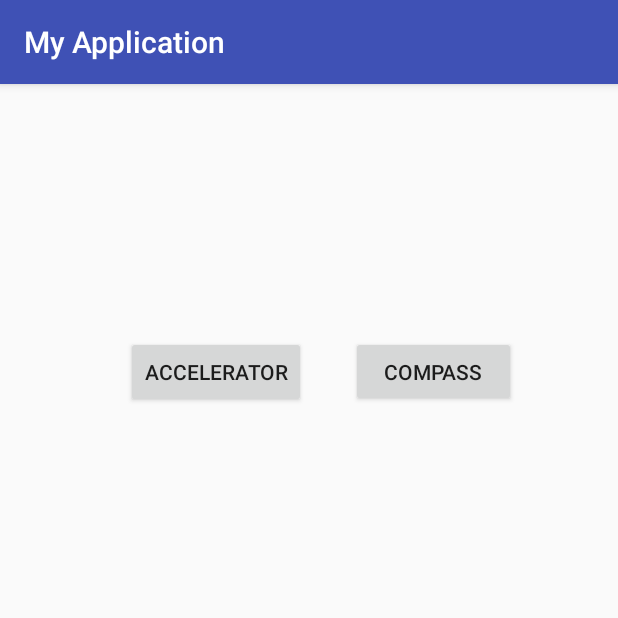
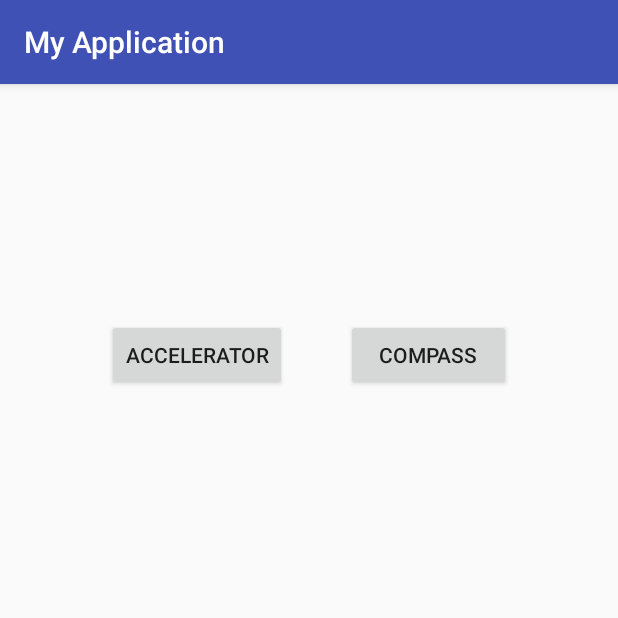
Before and after one commit to EricaKarlsson/MyApplication, an Android app: the screen it shows after launch (MainActivity), on a phone screen of 412 x 824 dp, the top half of it. Run offline under Robolectric (Android 15) with nearby library versions, the phone set to English and light mode, and no system bars.

Commit message:
It works

```diff
--- a/app/src/main/AndroidManifest.xml
+++ b/app/src/main/AndroidManifest.xml
@@ -1,6 +1,9 @@
 <?xml version="1.0" encoding="utf-8"?>
 <manifest xmlns:android="http://schemas.android.com/apk/res/android"
     package="com.example.erica.myapplication">
+
+    <uses-permission android:name="android.permission.ACCESS_FINE_LOCATION" />
+    <uses-permission android:name="android.permission.ACCESS_COARSE_LOCATION" />
 
     <application
         android:allowBackup="true"
--- a/app/src/main/res/layout/activity_main.xml
+++ b/app/src/main/res/layout/activity_main.xml
@@ -10,25 +10,26 @@
         android:id="@+id/button"
         android:layout_width="wrap_content"
         android:layout_height="wrap_content"
-        android:layout_marginLeft="30dp"
-        android:layout_marginStart="84dp"
-        android:layout_marginTop="168dp"
+        android:onClick="sendMessage"
         android:text="@string/button_send"
         app:layout_constraintLeft_toLeftOf="parent"
         app:layout_constraintTop_toTopOf="parent"
-        tools:layout_constraintLeft_creator="1"
-        tools:layout_constraintTop_creator="1" />
+        app:layout_constraintBottom_toBottomOf="parent"
+        app:layout_constraintVertical_bias="0.218"
+        app:layout_constraintRight_toLeftOf="@+id/button2"
+        android:layout_marginLeft="32dp" />
 
     <Button
         android:id="@+id/button2"
         android:layout_width="110dp"
-        android:layout_height="47dp"
-        android:layout_marginEnd="68dp"
-        android:layout_marginRight="68dp"
+        android:layout_height="48dp"
+        android:onClick="compass"
         android:text="@string/button_compass"
         app:layout_constraintBaseline_toBaselineOf="@+id/button"
+        app:layout_constraintLeft_toRightOf="@+id/button"
         app:layout_constraintRight_toRightOf="parent"
         tools:layout_constraintBaseline_creator="1"
-        tools:layout_constraintRight_creator="1"
-        tools:layout_editor_absoluteY="175dp" />
+        app:layout_constraintHorizontal_bias="0.505"
+        android:layout_marginRight="32dp"
+        android:layout_marginEnd="32dp" />
 </android.support.constraint.ConstraintLayout>
```
Also changed, not shown: app/src/main/java/com/example/erica/myapplication/MainActivity.java (+15 -0 lines), app/src/main/java/com/example/erica/myapplication/accelerometer_activity.java (+38 -1 lines), app/src/main/java/com/example/erica/myapplication/compass_activity.java (+74 -2 lines), app/src/main/res/layout/activity_accelerometer_activity.xml (+7 -0 lines), app/src/main/res/layout/activity_compass_activity.xml (+8 -0 lines).
